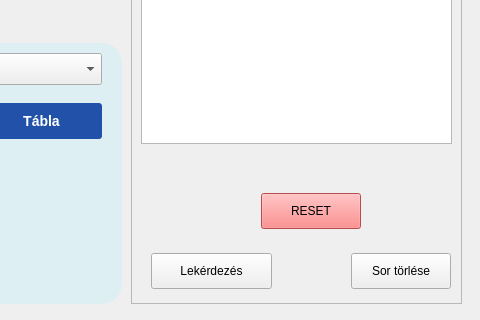
First picture: the form in koltsegvetes.ui, repository katsa00781/HomeApp, before the edit; both pictures show x 619 to 1099 and y 377 to 697 of the 1099 by 697 pixel window.
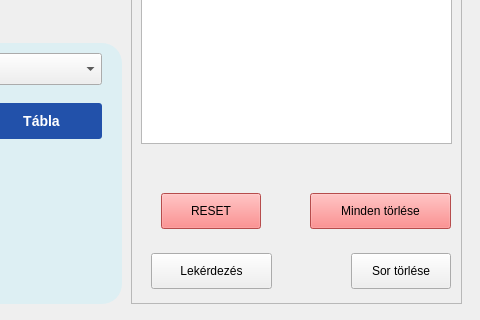
Second picture: the form after the edit.

Commit message: Minden table funkció működik

```diff
--- a/koltsegvetes.ui
+++ b/koltsegvetes.ui
@@ -383,7 +383,7 @@
    <widget class="QPushButton" name="resetButton">
     <property name="geometry">
      <rect>
-      <x>130</x>
+      <x>30</x>
       <y>500</y>
       <width>100</width>
       <height>36</height>
@@ -396,6 +396,22 @@
      <string>RESET</string>
     </property>
    </widget>
+   <widget class="QPushButton" name="delete_allButton">
+    <property name="geometry">
+     <rect>
+      <x>179</x>
+      <y>500</y>
+      <width>141</width>
+      <height>36</height>
+     </rect>
+    </property>
+    <property name="styleSheet">
+     <string notr="true">background-color: #ff6b6b</string>
+    </property>
+    <property name="text">
+     <string>Minden törlése</string>
+    </property>
+   </widget>
   </widget>
   <widget class="QFrame" name="frame_10">
    <property name="geometry">
```
The commit also changes 4 other files.
